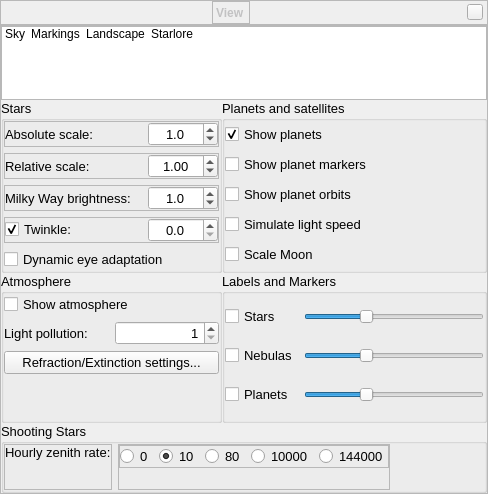
519984307/stellarium_src, file src/gui/viewDialog.ui: the form before one commit.
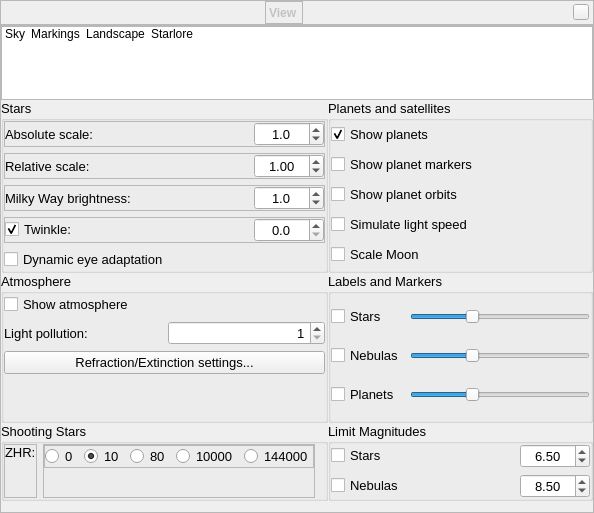
The form after the commit. Icons and pictures are not drawn. Custom widgets are drawn as their Qt base class.

Commit message: added GUI and saving limits as defaults

```diff
--- a/src/gui/viewDialog.ui
+++ b/src/gui/viewDialog.ui
@@ -6,8 +6,8 @@
    <rect>
     <x>0</x>
     <y>0</y>
-    <width>488</width>
-    <height>481</height>
+    <width>594</width>
+    <height>513</height>
    </rect>
   </property>
   <property name="font">
@@ -325,7 +325,7 @@
         </item>
        </widget>
       </item>
-      <item>
+      <item alignment="Qt::AlignTop">
        <widget class="QStackedWidget" name="stackedWidget">
         <property name="currentIndex">
          <number>0</number>
@@ -338,7 +338,273 @@
           <property name="spacing">
            <number>0</number>
           </property>
-          <item row="0" column="0">
+          <item row="1" column="1" alignment="Qt::AlignTop">
+           <widget class="QGroupBox" name="labelsGroupBox">
+            <property name="sizePolicy">
+             <sizepolicy hsizetype="Preferred" vsizetype="Expanding">
+              <horstretch>0</horstretch>
+              <verstretch>0</verstretch>
+             </sizepolicy>
+            </property>
+            <property name="minimumSize">
+             <size>
+              <width>0</width>
+              <height>150</height>
+             </size>
+            </property>
+            <property name="font">
+             <font>
+              <pointsize>10</pointsize>
+              <weight>50</weight>
+              <bold>false</bold>
+             </font>
+            </property>
+            <property name="title">
+             <string>Labels and Markers</string>
+            </property>
+            <property name="checkable">
+             <bool>false</bool>
+            </property>
+            <layout class="QGridLayout" name="gridLayoutx">
+             <property name="margin">
+              <number>0</number>
+             </property>
+             <item row="0" column="0">
+              <widget class="QCheckBox" name="starLabelCheckBox">
+               <property name="text">
+                <string>Stars</string>
+               </property>
+              </widget>
+             </item>
+             <item row="0" column="1">
+              <widget class="QSlider" name="starsLabelsHorizontalSlider">
+               <property name="sizePolicy">
+                <sizepolicy hsizetype="Preferred" vsizetype="Fixed">
+                 <horstretch>0</horstretch>
+                 <verstretch>0</verstretch>
+                </sizepolicy>
+               </property>
+               <property name="minimumSize">
+                <size>
+                 <width>180</width>
+                 <height>0</height>
+                </size>
+               </property>
+               <property name="value">
+                <number>33</number>
+               </property>
+               <property name="orientation">
+                <enum>Qt::Horizontal</enum>
+               </property>
+              </widget>
+             </item>
+             <item row="2" column="0">
+              <widget class="QCheckBox" name="planetLabelCheckBox">
+               <property name="text">
+                <string>Planets</string>
+               </property>
+              </widget>
+             </item>
+             <item row="2" column="1">
+              <widget class="QSlider" name="planetsLabelsHorizontalSlider">
+               <property name="sizePolicy">
+                <sizepolicy hsizetype="Preferred" vsizetype="Fixed">
+                 <horstretch>0</horstretch>
+                 <verstretch>0</verstretch>
+                </sizepolicy>
+               </property>
+               <property name="minimumSize">
+                <size>
+                 <width>180</width>
+                 <height>0</height>
+                </size>
+               </property>
+               <property name="value">
+                <number>33</number>
+               </property>
+               <property name="orientation">
+                <enum>Qt::Horizontal</enum>
+               </property>
+              </widget>
+             </item>
+             <item row="1" column="0">
+              <widget class="QCheckBox" name="nebulaLabelCheckBox">
+               <property name="text">
+                <string>Nebulas</string>
+               </property>
+              </widget>
+             </item>
+             <item row="1" column="1">
+              <widget class="QSlider" name="nebulasLabelsHorizontalSlider">
+               <property name="sizePolicy">
+                <sizepolicy hsizetype="Preferred" vsizetype="Fixed">
+                 <horstretch>0</horstretch>
+                 <verstretch>0</verstretch>
+                </sizepolicy>
+               </property>
+               <property name="minimumSize">
+                <size>
+                 <width>180</width>
+                 <height>0</height>
+                </size>
+               </property>
+               <property name="value">
+                <number>33</number>
+               </property>
+               <property name="orientation">
+                <enum>Qt::Horizontal</enum>
+               </property>
+              </widget>
+             </item>
+            </layout>
+           </widget>
+          </item>
+          <item row="0" column="1">
+           <widget class="QGroupBox" name="planetsGroupBox">
+            <property name="font">
+             <font>
+              <pointsize>10</pointsize>
+              <weight>50</weight>
+              <bold>false</bold>
+             </font>
+            </property>
+            <property name="title">
+             <string>Planets and satellites</string>
+            </property>
+            <property name="checkable">
+             <bool>false</bool>
+            </property>
+            <layout class="QVBoxLayout" name="verticalLayout_2">
+             <property name="margin">
+              <number>0</number>
+             </property>
+             <item>
+              <widget class="QCheckBox" name="showPlanetCheckBox">
+               <property name="text">
+                <string>Show planets</string>
+               </property>
+               <property name="checked">
+                <bool>true</bool>
+               </property>
+              </widget>
+             </item>
+             <item>
+              <widget class="QCheckBox" name="planetMarkerCheckBox">
+               <property name="text">
+                <string>Show planet markers</string>
+               </property>
+              </widget>
+             </item>
+             <item>
+              <widget class="QCheckBox" name="planetOrbitCheckBox">
+               <property name="sizePolicy">
+                <sizepolicy hsizetype="Minimum" vsizetype="Fixed">
+                 <horstretch>0</horstretch>
+                 <verstretch>0</verstretch>
+                </sizepolicy>
+               </property>
+               <property name="text">
+                <string>Show planet orbits</string>
+               </property>
+              </widget>
+             </item>
+             <item>
+              <widget class="QCheckBox" name="planetLightSpeedCheckBox">
+               <property name="text">
+                <string>Simulate light speed</string>
+               </property>
+              </widget>
+             </item>
+             <item>
+              <widget class="QCheckBox" name="planetScaleMoonCheckBox">
+               <property name="text">
+                <string>Scale Moon</string>
+               </property>
+              </widget>
+             </item>
+            </layout>
+           </widget>
+          </item>
+          <item row="1" column="0">
+           <widget class="QGroupBox" name="atmosphereGroupBox">
+            <property name="font">
+             <font>
+              <pointsize>10</pointsize>
+              <weight>50</weight>
+              <bold>false</bold>
+             </font>
+            </property>
+            <property name="title">
+             <string>Atmosphere</string>
+            </property>
+            <layout class="QVBoxLayout" name="verticalLayout_3">
+             <property name="margin">
+              <number>0</number>
+             </property>
+             <item>
+              <widget class="QCheckBox" name="showAtmosphereCheckBox">
+               <property name="text">
+                <string>Show atmosphere</string>
+               </property>
+              </widget>
+             </item>
+             <item>
+              <layout class="QHBoxLayout" name="_2">
+               <item>
+                <widget class="QLabel" name="label_4">
+                 <property name="text">
+                  <string>Light pollution:</string>
+                 </property>
+                </widget>
+               </item>
+               <item>
+                <widget class="QSpinBox" name="lightPollutionSpinBox">
+                 <property name="alignment">
+                  <set>Qt::AlignRight|Qt::AlignTrailing|Qt::AlignVCenter</set>
+                 </property>
+                 <property name="minimum">
+                  <number>1</number>
+                 </property>
+                 <property name="maximum">
+                  <number>9</number>
+                 </property>
+                 <property name="value">
+                  <number>1</number>
+                 </property>
+                </widget>
+               </item>
+              </layout>
+             </item>
+             <item>
+              <widget class="QPushButton" name="pushButtonAtmosphereDetails">
+               <property name="toolTip">
+                <string>pressure, temperature, extinction coefficient</string>
+               </property>
+               <property name="text">
+                <string>Refraction/Extinction settings...</string>
+               </property>
+              </widget>
+             </item>
+             <item>
+              <spacer name="verticalSpacer_2">
+               <property name="orientation">
+                <enum>Qt::Vertical</enum>
+               </property>
+               <property name="sizeType">
+                <enum>QSizePolicy::Expanding</enum>
+               </property>
+               <property name="sizeHint" stdset="0">
+                <size>
+                 <width>20</width>
+                 <height>0</height>
+                </size>
+               </property>
+              </spacer>
+             </item>
+            </layout>
+           </widget>
+          </item>
+          <item row="0" column="0" alignment="Qt::AlignTop">
            <widget class="QGroupBox" name="starGroupBox">
             <property name="font">
              <font>
@@ -621,309 +887,7 @@
             </layout>
            </widget>
           </item>
-          <item row="0" column="1">
-           <widget class="QGroupBox" name="planetsGroupBox">
-            <property name="font">
-             <font>
-              <pointsize>10</pointsize>
-              <weight>50</weight>
-              <bold>false</bold>
-             </font>
-            </property>
-            <property name="title">
-             <string>Planets and satellites</string>
-            </property>
-            <property name="checkable">
-             <bool>false</bool>
-            </property>
-            <layout class="QVBoxLayout" name="verticalLayout_2">
-             <property name="margin">
-              <number>0</number>
-             </property>
-             <item>
-              <widget class="QCheckBox" name="showPlanetCheckBox">
-               <property name="text">
-                <string>Show planets</string>
-               </property>
-               <property name="checked">
-                <bool>true</bool>
-               </property>
-              </widget>
-             </item>
-             <item>
-              <widget class="QCheckBox" name="planetMarkerCheckBox">
-               <property name="text">
-                <string>Show planet markers</string>
-               </property>
-              </widget>
-             </item>
-             <item>
-              <widget class="QCheckBox" name="planetOrbitCheckBox">
-               <property name="sizePolicy">
-                <sizepolicy hsizetype="Minimum" vsizetype="Fixed">
-                 <horstretch>0</horstretch>
-                 <verstretch>0</verstretch>
-                </sizepolicy>
-               </property>
-               <property name="text">
-                <string>Show planet orbits</string>
-               </property>
-              </widget>
-             </item>
-             <item>
-              <widget class="QCheckBox" name="planetLightSpeedCheckBox">
-               <property name="text">
-                <string>Simulate light speed</string>
-               </property>
-              </widget>
-             </item>
-             <item>
-              <widget class="QCheckBox" name="planetScaleMoonCheckBox">
-               <property name="text">
-                <string>Scale Moon</string>
-               </property>
-              </widget>
-             </item>
-            </layout>
-           </widget>
-          </item>
-          <item row="1" column="0">
-           <widget class="QGroupBox" name="atmosphereGroupBox">
-            <property name="font">
-             <font>
-              <pointsize>10</pointsize>
-              <weight>50</weight>
-              <bold>false</bold>
-             </font>
-            </property>
-            <property name="title">
-             <string>Atmosphere</string>
-            </property>
-            <layout class="QVBoxLayout" name="verticalLayout_3">
-             <property name="margin">
-              <number>0</number>
-             </property>
-             <item>
-              <widget class="QCheckBox" name="showAtmosphereCheckBox">
-               <property name="text">
-                <string>Show atmosphere</string>
-               </property>
-              </widget>
-             </item>
-             <item>
-              <layout class="QHBoxLayout" name="_2">
-               <item>
-                <widget class="QLabel" name="label_4">
-                 <property name="text">
-                  <string>Light pollution:</string>
-                 </property>
-                </widget>
-               </item>
-               <item>
-                <widget class="QSpinBox" name="lightPollutionSpinBox">
-                 <property name="alignment">
-                  <set>Qt::AlignRight|Qt::AlignTrailing|Qt::AlignVCenter</set>
-                 </property>
-                 <property name="minimum">
-                  <number>1</number>
-                 </property>
-                 <property name="maximum">
-                  <number>9</number>
-                 </property>
-                 <property name="value">
-                  <number>1</number>
-                 </property>
-                </widget>
-               </item>
-              </layout>
-             </item>
-             <item>
-              <layout class="QHBoxLayout" name="horizontalLayout">
-               <item>
-                <widget class="QPushButton" name="pushButtonAtmosphereDetails">
-                 <property name="toolTip">
-                  <string>pressure, temperature, extinction coefficient</string>
-                 </property>
-                 <property name="text">
-                  <string>Refraction/Extinction settings...</string>
-                 </property>
-                </widget>
-               </item>
-              </layout>
-             </item>
-             <item>
-              <spacer name="verticalSpacer_2">
-               <property name="orientation">
-                <enum>Qt::Vertical</enum>
-               </property>
-               <property name="sizeType">
-                <enum>QSizePolicy::Expanding</enum>
-               </property>
-               <property name="sizeHint" stdset="0">
-                <size>
-                 <width>20</width>
-                 <height>0</height>
-                </size>
-               </property>
-              </spacer>
-             </item>
-            </layout>
-           </widget>
-          </item>
-          <item row="1" column="1">
-           <widget class="QGroupBox" name="labelsGroupBox">
-            <property name="sizePolicy">
-             <sizepolicy hsizetype="Preferred" vsizetype="Expanding">
-              <horstretch>0</horstretch>
-              <verstretch>0</verstretch>
-             </sizepolicy>
-            </property>
-            <property name="minimumSize">
-             <size>
-              <width>0</width>
-              <height>150</height>
-             </size>
-            </property>
-            <property name="font">
-             <font>
-              <pointsize>10</pointsize>
-              <weight>50</weight>
-              <bold>false</bold>
-             </font>
-            </property>
-            <property name="title">
-             <string>Labels and Markers</string>
-            </property>
-            <property name="checkable">
-             <bool>false</bool>
-            </property>
-            <layout class="QGridLayout" name="gridLayoutx">
-             <property name="margin">
-              <number>0</number>
-             </property>
-             <item row="0" column="0">
-              <widget class="QCheckBox" name="starLabelCheckBox">
-               <property name="text">
-                <string>Stars</string>
-               </property>
-              </widget>
-             </item>
-             <item row="0" column="1">
-              <widget class="QSlider" name="starsLabelsHorizontalSlider">
-               <property name="sizePolicy">
-                <sizepolicy hsizetype="Preferred" vsizetype="Fixed">
-                 <horstretch>0</horstretch>
-                 <verstretch>0</verstretch>
-                </sizepolicy>
-               </property>
-               <property name="minimumSize">
-                <size>
-                 <width>180</width>
-                 <height>0</height>
-                </size>
-               </property>
-               <property name="value">
-                <number>33</number>
-               </property>
-               <property name="orientation">
-                <enum>Qt::Horizontal</enum>
-               </property>
-              </widget>
-             </item>
-             <item row="1" column="0">
-              <widget class="QCheckBox" name="nebulaLabelCheckBox">
-               <property name="text">
-                <string>Nebulas</string>
-               </property>
-              </widget>
-             </item>
-             <item row="1" column="1">
-              <widget class="QSlider" name="nebulasLabelsHorizontalSlider">
-               <property name="sizePolicy">
-                <sizepolicy hsizetype="Preferred" vsizetype="Fixed">
-                 <horstretch>0</horstretch>
-                 <verstretch>0</verstretch>
-                </sizepolicy>
-               </property>
-               <property name="minimumSize">
-                <size>
-                 <width>180</width>
-                 <height>0</height>
-                </size>
-               </property>
-               <property name="value">
-                <number>33</number>
-               </property>
-               <property name="orientation">
-                <enum>Qt::Horizontal</enum>
-               </property>
-              </widget>
-             </item>
-             <item row="2" column="0">
-              <widget class="QCheckBox" name="planetLabelCheckBox">
-               <property name="text">
-                <string>Planets</string>
-               </property>
-              </widget>
-             </item>
-             <item row="2" column="1">
-              <widget class="QSlider" name="planetsLabelsHorizontalSlider">
-               <property name="sizePolicy">
-                <sizepolicy hsizetype="Preferred" vsizetype="Fixed">
-                 <horstretch>0</horstretch>
-                 <verstretch>0</verstretch>
-                </sizepolicy>
-               </property>
-               <property name="minimumSize">
-                <size>
-                 <width>180</width>
-                 <height>0</height>
-                </size>
-               </property>
-               <property name="value">
-                <number>33</number>
-               </property>
-               <property name="orientation">
-                <enum>Qt::Horizontal</enum>
-               </property>
-              </widget>
-             </item>
-             <item row="3" column="1">
-              <spacer name="horizontalSpacer_4">
-               <property name="orientation">
-                <enum>Qt::Horizontal</enum>
-               </property>
-               <property name="sizeType">
-                <enum>QSizePolicy::Preferred</enum>
-               </property>
-               <property name="sizeHint" stdset="0">
-                <size>
-                 <width>180</width>
-                 <height>0</height>
-                </size>
-               </property>
-              </spacer>
-             </item>
-             <item row="3" column="0">
-              <spacer name="horizontalSpacer_5">
-               <property name="orientation">
-                <enum>Qt::Horizontal</enum>
-               </property>
-               <property name="sizeType">
-                <enum>QSizePolicy::Minimum</enum>
-               </property>
-               <property name="sizeHint" stdset="0">
-                <size>
-                 <width>40</width>
-                 <height>0</height>
-                </size>
-               </property>
-              </spacer>
-             </item>
-            </layout>
-           </widget>
-          </item>
-          <item row="2" column="0" colspan="2">
+          <item row="3" column="0">
            <widget class="QGroupBox" name="shootingStarsGroupBox">
             <property name="sizePolicy">
              <sizepolicy hsizetype="Preferred" vsizetype="Preferred">
@@ -960,7 +924,7 @@
                 <item>
                  <widget class="QLabel" name="label_14">
                   <property name="text">
-                   <string>Hourly zenith rate:</string>
+                   <string>ZHR:</string>
                   </property>
                   <property name="textFormat">
                    <enum>Qt::PlainText</enum>
@@ -982,7 +946,7 @@
                 <property name="margin">
                  <number>0</number>
                 </property>
-                <item>
+                <item alignment="Qt::AlignTop">
                  <widget class="QFrame" name="frame_8">
                   <property name="frameShape">
                    <enum>QFrame::StyledPanel</enum>
@@ -1064,6 +1028,155 @@
             </layout>
            </widget>
           </item>
+          <item row="3" column="1">
+           <widget class="QGroupBox" name="limitsGroupBox">
+            <property name="sizePolicy">
+             <sizepolicy hsizetype="Preferred" vsizetype="Expanding">
+              <horstretch>0</horstretch>
+              <verstretch>0</verstretch>
+             </sizepolicy>
+            </property>
+            <property name="minimumSize">
+             <size>
+              <width>0</width>
+              <height>0</height>
+             </size>
+            </property>
+            <property name="font">
+             <font>
+              <pointsize>10</pointsize>
+              <weight>50</weight>
+              <bold>false</bold>
+             </font>
+            </property>
+            <property name="toolTip">
+             <string>Limit Magnitudes (for unaided/binocular observers)</string>
+            </property>
+            <property name="title">
+             <string>Limit Magnitudes</string>
+            </property>
+            <property name="checkable">
+             <bool>false</bool>
+            </property>
+            <layout class="QGridLayout" name="gridLayout_6">
+             <property name="margin">
+              <number>0</number>
+             </property>
+             <item row="1" column="0">
+              <widget class="QCheckBox" name="starLimitMagnitudeCheckBox">
+               <property name="toolTip">
+                <string>Stars to magnitude</string>
+               </property>
+               <property name="text">
+                <string>Stars</string>
+               </property>
+              </widget>
+             </item>
+             <item row="2" column="1">
+              <widget class="QDoubleSpinBox" name="nebulaLimitMagnitudeDoubleSpinBox">
+               <property name="sizePolicy">
+                <sizepolicy hsizetype="Minimum" vsizetype="Fixed">
+                 <horstretch>0</horstretch>
+                 <verstretch>0</verstretch>
+                </sizepolicy>
+               </property>
+               <property name="minimumSize">
+                <size>
+                 <width>0</width>
+                 <height>0</height>
+                </size>
+               </property>
+               <property name="maximumSize">
+                <size>
+                 <width>70</width>
+                 <height>16777215</height>
+                </size>
+               </property>
+               <property name="frame">
+                <bool>true</bool>
+               </property>
+               <property name="alignment">
+                <set>Qt::AlignCenter</set>
+               </property>
+               <property name="buttonSymbols">
+                <enum>QAbstractSpinBox::UpDownArrows</enum>
+               </property>
+               <property name="decimals">
+                <number>2</number>
+               </property>
+               <property name="minimum">
+                <double>3.000000000000000</double>
+               </property>
+               <property name="maximum">
+                <double>21.000000000000000</double>
+               </property>
+               <property name="singleStep">
+                <double>0.250000000000000</double>
+               </property>
+               <property name="value">
+                <double>8.500000000000000</double>
+               </property>
+              </widget>
+             </item>
+             <item row="2" column="0">
+              <widget class="QCheckBox" name="nebulaLimitMagnitudeCheckBox">
+               <property name="toolTip">
+                <string>Nebulas to magitude</string>
+               </property>
+               <property name="text">
+                <string>Nebulas</string>
+               </property>
+              </widget>
+             </item>
+             <item row="1" column="1">
+              <widget class="QDoubleSpinBox" name="starLimitMagnitudeDoubleSpinBox">
+               <property name="sizePolicy">
+                <sizepolicy hsizetype="Minimum" vsizetype="Fixed">
+                 <horstretch>0</horstretch>
+                 <verstretch>0</verstretch>
+                </sizepolicy>
+               </property>
+               <property name="minimumSize">
+                <size>
+                 <width>0</width>
+                 <height>0</height>
+                </size>
+               </property>
+               <property name="maximumSize">
+                <size>
+                 <width>70</width>
+                 <height>16777215</height>
+                </size>
+               </property>
+               <property name="frame">
+                <bool>true</bool>
+               </property>
+               <property name="alignment">
+                <set>Qt::AlignCenter</set>
+               </property>
+               <property name="buttonSymbols">
+                <enum>QAbstractSpinBox::UpDownArrows</enum>
+               </property>
+               <property name="decimals">
+                <number>2</number>
+               </property>
+               <property name="minimum">
+                <double>0.000000000000000</double>
+               </property>
+               <property name="maximum">
+                <double>21.000000000000000</double>
+               </property>
+               <property name="singleStep">
+                <double>0.100000000000000</double>
+               </property>
+               <property name="value">
+                <double>6.500000000000000</double>
+               </property>
+              </widget>
+             </item>
+            </layout>
+           </widget>
+          </item>
          </layout>
         </widget>
         <widget class="QWidget" name="page_2">
```
Left out of the diff: 4 changed lines with no effect on the pictures. The commit also changes 3 other files.
